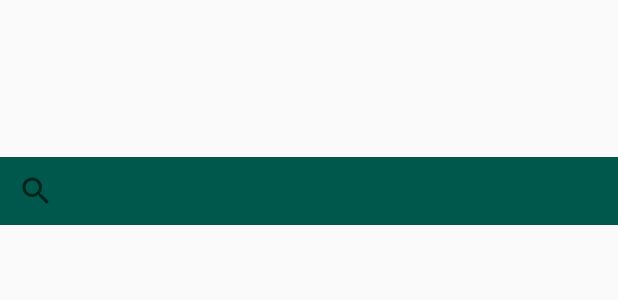
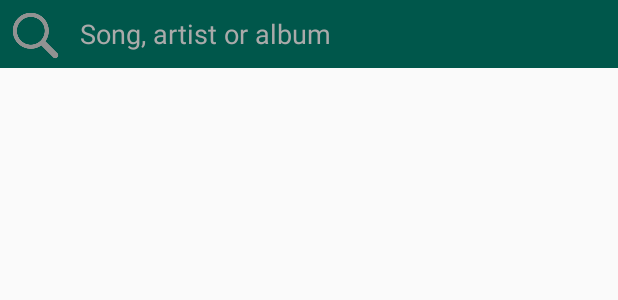
Before and after one commit to pdguru/AndroidKotlinApp, an Android app: the layout activity_main.xml on its own in the app's theme, with its tools: preview values and no code run, on a phone screen of 412 x 824 dp. Shown: the top 300 px of the screen. Run offline under Robolectric (Android 15) with nearby library versions, the phone set to English and light mode, and no system bars.

Commit message:
Search implemented

```diff
--- a/app/src/main/res/layout/activity_main.xml
+++ b/app/src/main/res/layout/activity_main.xml
@@ -7,20 +7,29 @@
         android:layout_height="match_parent"
         tools:context=".MainActivity">
 
-    <SearchView android:layout_width="match_parent" android:layout_height="45dp" android:id="@+id/main_searchView"
-                app:layout_constraintStart_toStartOf="parent" app:layout_constraintTop_toTopOf="parent"
-                app:layout_constraintEnd_toEndOf="parent"
-                app:layout_constraintBottom_toTopOf="@id/main_listview" android:layout_marginTop="0dp"
-                android:background="@color/colorPrimaryDark"
-                android:queryHint="Search for a song, an artist or an album"
-                android:outlineAmbientShadowColor="@color/colorPrimaryDark"/>
+    <ImageView android:layout_width="45dp" android:layout_height="45dp"
+               android:src="@drawable/search"
+               android:id="@+id/searchIcon"
+               android:background="@color/colorPrimaryDark"/>
 
-    <ExpandableListView android:layout_width="match_parent" android:layout_height="465dp"
+    <EditText android:layout_width="match_parent" android:layout_height="45dp" android:id="@+id/main_searchTextView"
+              app:layout_constraintStart_toEndOf="@id/searchIcon"
+              app:layout_constraintEnd_toEndOf="parent"
+              android:background="@color/colorPrimaryDark"
+              android:hint="Song, artist or album"
+              android:outlineAmbientShadowColor="@color/colorPrimaryDark"
+              android:textColor="@android:color/white"
+              android:textColorHint="@android:color/darker_gray"
+              android:gravity="center_vertical"
+              android:padding="8dp" app:layout_constraintHorizontal_bias="0.0"
+              android:layout_marginStart="45dp"/>
+
+    <ExpandableListView android:layout_width="match_parent" android:layout_height="match_parent"
                         app:layout_constraintBottom_toBottomOf="parent" app:layout_constraintStart_toStartOf="parent"
                         app:layout_constraintEnd_toEndOf="parent"
                         android:id="@+id/main_listview"
-                        app:layout_constraintTop_toBottomOf="@+id/main_searchView"
-                        app:layout_constraintHorizontal_bias="0.0"
-                        android:groupIndicator="@null"/>
+                        app:layout_constraintTop_toBottomOf="@+id/main_searchTextView"
+                        android:groupIndicator="@null"
+                        android:layout_marginTop="45dp"/>
 
 </android.support.constraint.ConstraintLayout>
```
Also changed, not shown: app/src/main/java/com/pdg/gesundheitscloudtest/MainActivity.kt (+30 -3 lines), app/src/main/res/layout/main_list_subrow.xml (+12 -8 lines), app/src/main/res/drawable-v24/search.png (added).
